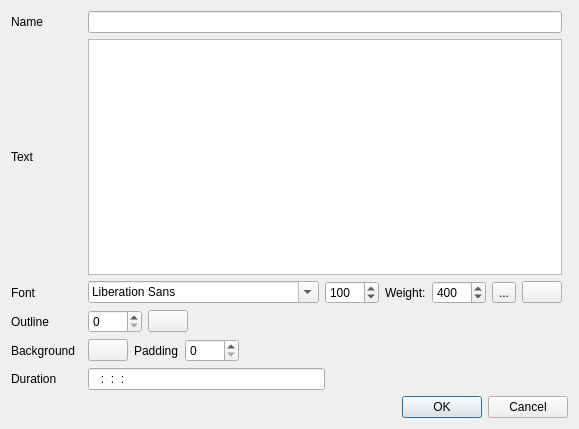
First picture: the form in src/ui/qtextclip_ui.ui, repository KDE/kdenlive, before the edit.
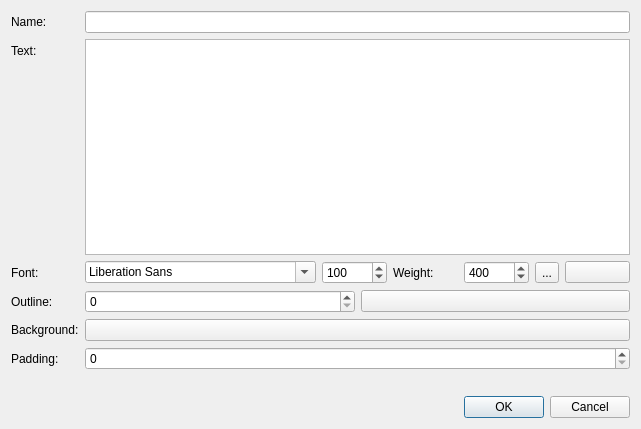
Second picture: the form after the edit. Icons and pictures are not drawn. Custom widgets are drawn as their Qt base class.

Patch:
```diff
--- a/src/ui/qtextclip_ui.ui
+++ b/src/ui/qtextclip_ui.ui
@@ -6,22 +6,47 @@
    <rect>
     <x>0</x>
     <y>0</y>
-    <width>571</width>
+    <width>641</width>
     <height>429</height>
    </rect>
   </property>
   <property name="windowTitle">
    <string>Dialog</string>
   </property>
-  <layout class="QGridLayout">
+  <layout class="QVBoxLayout" name="verticalLayout">
+   <item>
+    <layout class="QFormLayout" name="formLayout">
+     <property name="bottomMargin">
+      <number>20</number>
+     </property>
+     <item row="0" column="0">
+      <widget class="QLabel" name="nameLabel">
+       <property name="text">
+        <string>Name:</string>
+       </property>
+      </widget>
+     </item>
+     <item row="0" column="1">
+      <widget class="QLineEdit" name="name"/>
+     </item>
    <item row="1" column="0">
     <widget class="QLabel" name="textLabel">
      <property name="text">
-      <string>Text</string>
+        <string>Text:</string>
      </property>
     </widget>
    </item>
-   <item row="2" column="2">
+     <item row="1" column="1">
+      <widget class="QTextEdit" name="text"/>
+     </item>
+     <item row="2" column="0">
+      <widget class="QLabel" name="fontLabel">
+       <property name="text">
+        <string>Font:</string>
+       </property>
+      </widget>
+     </item>
+     <item row="2" column="1">
     <layout class="QHBoxLayout" name="fontGroup">
      <item>
       <widget class="QFontComboBox" name="font"/>
@@ -77,10 +102,7 @@
          <verstretch>0</verstretch>
         </sizepolicy>
        </property>
-       <property name="flat">
-        <bool>false</bool>
-       </property>
-       <property name="color" stdset="0">
+         <property name="defaultColor">
         <color>
          <red>85</red>
          <green>170</green>
@@ -98,34 +120,14 @@
      </item>
     </layout>
    </item>
-   <item row="6" column="0">
-    <widget class="QLabel" name="bgLabel">
+     <item row="3" column="0">
+      <widget class="QLabel" name="outlineLabel">
      <property name="text">
-      <string>Background</string>
+        <string>Outline:</string>
      </property>
     </widget>
    </item>
-   <item row="0" column="0">
-    <widget class="QLabel" name="nameLabel">
-     <property name="text">
-      <string>Name</string>
-     </property>
-    </widget>
-   </item>
-   <item row="0" column="2">
-    <widget class="QLineEdit" name="name"/>
-   </item>
-   <item row="9" column="0" colspan="4">
-    <widget class="QDialogButtonBox" name="buttonBox">
-     <property name="orientation">
-      <enum>Qt::Horizontal</enum>
-     </property>
-     <property name="standardButtons">
-      <set>QDialogButtonBox::Cancel|QDialogButtonBox::Ok</set>
-     </property>
-    </widget>
-   </item>
-   <item row="5" column="2">
+     <item row="3" column="1">
     <layout class="QHBoxLayout" name="lineGroup">
      <item>
       <widget class="QSpinBox" name="lineWidth">
@@ -142,43 +144,24 @@
          <verstretch>0</verstretch>
         </sizepolicy>
        </property>
-      </widget>
-     </item>
-     <item>
-      <spacer name="lineSpace">
-       <property name="orientation">
-        <enum>Qt::Horizontal</enum>
-       </property>
-       <property name="sizeHint" stdset="0">
-        <size>
-         <width>40</width>
-         <height>20</height>
-        </size>
-       </property>
-      </spacer>
-     </item>
-    </layout>
-   </item>
-   <item row="1" column="2">
-    <widget class="QTextEdit" name="text"/>
-   </item>
-   <item row="2" column="0">
-    <widget class="QLabel" name="fontLabel">
+         <property name="autoDefault">
+          <bool>true</bool>
+         </property>
+         <property name="alphaChannelEnabled">
+          <bool>true</bool>
+         </property>
+        </widget>
+       </item>
+      </layout>
+     </item>
+     <item row="4" column="0">
+      <widget class="QLabel" name="bgLabel">
      <property name="text">
-      <string>Font</string>
+        <string>Background:</string>
      </property>
     </widget>
    </item>
-   <item row="5" column="0">
-    <widget class="QLabel" name="outlineLabel">
-     <property name="text">
-      <string>Outline</string>
-     </property>
-    </widget>
-   </item>
-   <item row="6" column="2">
-    <layout class="QHBoxLayout" name="bgGroup">
-     <item>
+     <item row="4" column="1">
       <widget class="KColorButton" name="bgColor">
        <property name="sizePolicy">
         <sizepolicy hsizetype="Minimum" vsizetype="Fixed">
@@ -188,65 +171,31 @@
        </property>
       </widget>
      </item>
-     <item>
+     <item row="5" column="0">
       <widget class="QLabel" name="padLabel">
        <property name="text">
-        <string>Padding</string>
+        <string>Padding:</string>
        </property>
       </widget>
      </item>
-     <item>
+     <item row="5" column="1">
       <widget class="QSpinBox" name="pad">
        <property name="maximum">
         <number>4096</number>
        </property>
       </widget>
      </item>
-     <item>
-      <spacer name="bgSpace">
-       <property name="orientation">
-        <enum>Qt::Horizontal</enum>
-       </property>
-       <property name="sizeHint" stdset="0">
-        <size>
-         <width>40</width>
-         <height>20</height>
-        </size>
-       </property>
-      </spacer>
-     </item>
     </layout>
    </item>
-   <item row="7" column="0">
-    <widget class="QLabel" name="durationLabel">
-     <property name="text">
-      <string>Duration</string>
-     </property>
-    </widget>
-   </item>
-   <item row="7" column="2">
-    <layout class="QHBoxLayout" name="durationGroup">
      <item>
-      <widget class="QLineEdit" name="duration">
-       <property name="inputMask">
-        <string>#99:99:99:99</string>
-       </property>
-      </widget>
-     </item>
-     <item>
-      <spacer name="durationSpace">
+    <widget class="QDialogButtonBox" name="buttonBox">
        <property name="orientation">
         <enum>Qt::Horizontal</enum>
        </property>
-       <property name="sizeHint" stdset="0">
-        <size>
-         <width>40</width>
-         <height>20</height>
-        </size>
-       </property>
-      </spacer>
-     </item>
-    </layout>
+     <property name="standardButtons">
+      <set>QDialogButtonBox::Cancel|QDialogButtonBox::Ok</set>
+     </property>
+    </widget>
    </item>
   </layout>
  </widget>
```
Left out of the diff: 19 changed lines with no effect on the pictures. Lines whose indentation alone changed are shown as unchanged.
